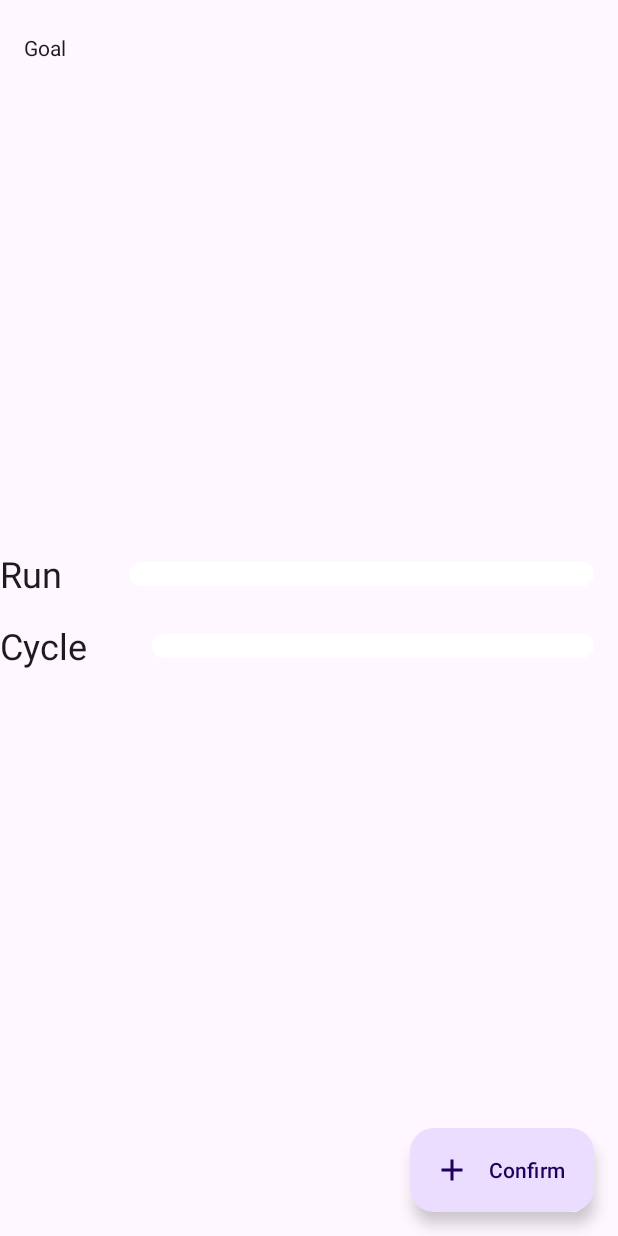
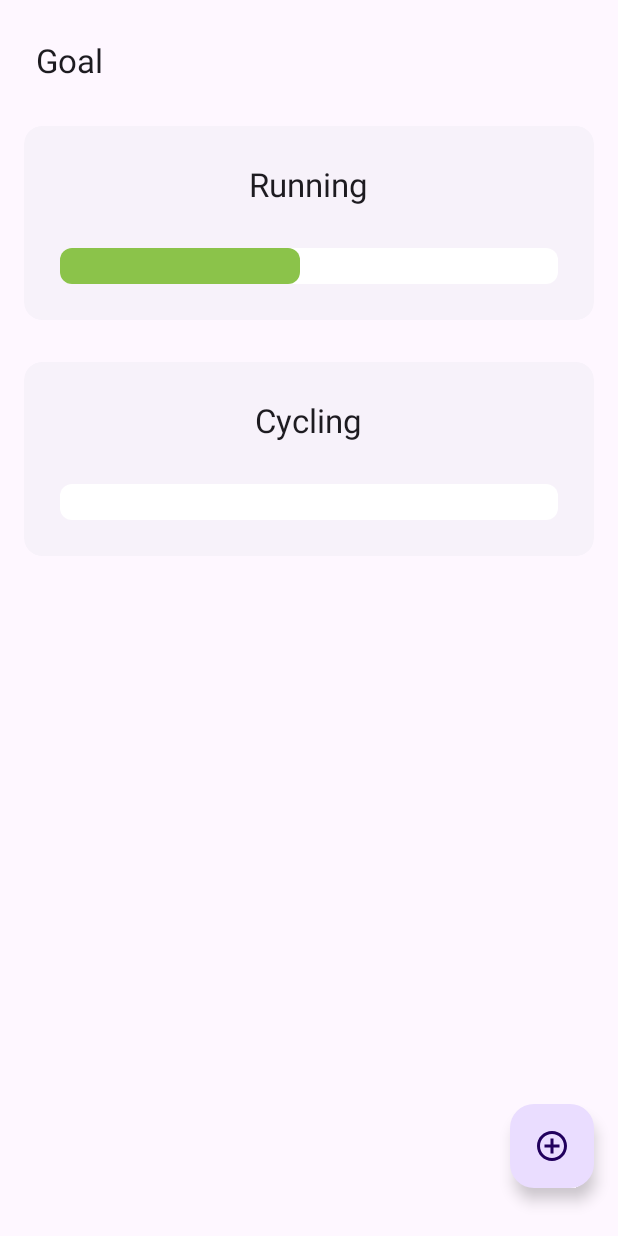
Before and after one commit to mike1shef/Goal, an Android app: the screen it shows after launch (MainActivity), on a phone screen of 412 x 824 dp. Run offline under Robolectric (Android 15) with nearby library versions, the phone set to English and light mode, and no system bars.

Commit message:
Main screen fixed

```diff
--- a/app/src/main/java/com/msha/goal/Goal.kt
+++ b/app/src/main/java/com/msha/goal/Goal.kt
@@ -6,7 +6,6 @@ data class Goal (
     var progress : Double = 0.0,
     var target: Double,
     var isCompleted : Boolean = false,
-    var isSelected: Boolean = false
 ){
 
     fun addProgress (double: Double){
--- a/app/src/main/java/com/msha/goal/habbit_details_fragment.kt
+++ b/app/src/main/java/com/msha/goal/HabitDetailsFragment.kt
@@ -1,22 +1,18 @@
 package com.msha.goal
 
 import android.os.Bundle
-import android.os.Handler
-import android.os.Looper
 import android.view.LayoutInflater
 import android.view.View
 import android.view.ViewGroup
-import android.view.WindowManager
-import android.widget.Button
-import androidx.appcompat.app.AppCompatActivity
 import androidx.fragment.app.Fragment
 import com.msha.goal.databinding.FragmentHabbitDetailsFragmentBinding
+import java.util.Locale
 
 /**
  * An example full-screen fragment that shows and hides the system UI (i.e.
  * status bar and navigation/system bar) with user interaction.
  */
-class habbit_details_fragment : Fragment() {
+class HabitDetailsFragment : Fragment() {
 
     private var _binding: FragmentHabbitDetailsFragmentBinding? = null
     private val binding get() = _binding!!
@@ -25,8 +21,15 @@ class habbit_details_fragment : Fragment() {
         inflater: LayoutInflater,
         container: ViewGroup?,
         savedInstanceState: Bundle?
-    ): View? {
+    ): View {
         _binding = FragmentHabbitDetailsFragmentBinding.inflate(inflater, container, false)
+
+        val goal = Goal("Run", target = 12.0, progress = 7.0)
+
+
+
+        val template = String.format(Locale.getDefault(),"%f of %f", goal.progress, goal.target)
+        binding.currentGoalText.text = template
 
         return binding.root
 
--- a/app/src/main/java/com/msha/goal/MainActivity.kt
+++ b/app/src/main/java/com/msha/goal/MainActivity.kt
@@ -17,11 +17,14 @@ class MainActivity : AppCompatActivity() {
         setContentView(view)
 
         val goalsList = listOf(
-            Goal("Run", target = 100.0),
-            Goal("Cycle", target = 125.0),
+            Goal("Running", target = 100.0, progress = 48.0),
+            Goal("Cycling", target = 125.0),
         )
 
-        val adapter = RecyclerAdapter(this)
+        val adapter = RecyclerAdapter() {
+
+        }
+
         binding.recyclerView.adapter = adapter
         val recyclerView = binding.recyclerView.apply {
             layoutManager = LinearLayoutManager(context)
@@ -29,52 +32,9 @@ class MainActivity : AppCompatActivity() {
 
         adapter.submitList(goalsList)
 
-//        binding.progressBar.apply {
-//            this.min = 0
-//            this.max = 1
-//        }
-
-        val editText = binding.numbersMainEditText
-
-
 
         binding.floatingButton.setOnClickListener {
-            if (editText.text.isNullOrBlank() || editText.text!!.equals("00")){
-                Toast.makeText(this, "Enter number", Toast.LENGTH_SHORT).show()
-            } else {
-                val number = editText.text.toString().toDouble()
-                val itemToChange = goalsList.filter { it.isSelected }
-                if (itemToChange.isNullOrEmpty()){
-                    Toast.makeText(this, "You need to select your goal first", Toast.LENGTH_SHORT).show()
-                    binding.numbersMainEditText.text?.clear()
-                } else {
-                    itemToChange[0].addProgress(number)
-                    adapter.notifyDataSetChanged()
-                    itemToChange[0].isSelected = false
-                    adapter.notifyDataSetChanged()
-                    binding.numbersMainEditText.text?.clear()
-                }
-
-            }
-
+            Toast.makeText(this, "Enter number", Toast.LENGTH_SHORT).show()
         }
-
-        fun addProgress(float: Float, goal : Int) {
-
-            val max = 100
-            val min = 0
-        }
-
-        fun ifCompleted(goal : Int) {
-
-        }
-
-
-
-//        ViewCompat.setOnApplyWindowInsetsListener(findViewById(R.id.main)) { v, insets ->
-//            val systemBars = insets.getInsets(WindowInsetsCompat.Type.systemBars())
-//            v.setPadding(systemBars.left, systemBars.top, systemBars.right, systemBars.bottom)
-//            insets
-//        }
     }
 }
--- a/app/src/main/java/com/msha/goal/RecyclerAdapter.kt
+++ b/app/src/main/java/com/msha/goal/RecyclerAdapter.kt
@@ -1,7 +1,6 @@
 package com.msha.goal
 
 import android.content.Context
-import android.graphics.Color
 import android.view.LayoutInflater
 import android.view.View
 import android.view.ViewGroup
@@ -11,7 +10,7 @@ import androidx.recyclerview.widget.DiffUtil
 import androidx.recyclerview.widget.ListAdapter
 import androidx.recyclerview.widget.RecyclerView
 
-class RecyclerAdapter(private val context: Context)
+class RecyclerAdapter(val onClick : (goal : Goal) -> Unit)
     : ListAdapter<Goal, RecyclerAdapter.GoalViewHolder>(GoalDiffUtilCallback()) {
 
 
@@ -22,11 +21,7 @@ class RecyclerAdapter(private val context: Context)
         holder.itemView.setOnClickListener {
             if (holder.adapterPosition != RecyclerView.NO_POSITION){
                 val item = getItem(holder.adapterPosition)
-                item.isSelected = !item.isSelected
-
-                if (item.isSelected){
-                    holder.itemView.setBackgroundColor(Color.GRAY)
-                }
+                onClick(item)
             }
         }
 
@@ -41,11 +36,6 @@ class RecyclerAdapter(private val context: Context)
             this.min = 0
 
             this.progress = item.progress.toInt()
-        }
-        if (item.isSelected) {
-            holder.itemView.setBackgroundColor(Color.GRAY)
-        } else {
-            holder.itemView.setBackgroundColor(Color.TRANSPARENT)
         }
     }
 
--- /dev/null
+++ b/app/src/main/res/drawable/add_circle_outline_24.xml
@@ -0,0 +1,5 @@
+<vector xmlns:android="http://schemas.android.com/apk/res/android" android:height="24dp" android:tint="#000000" android:viewportHeight="24" android:viewportWidth="24" android:width="24dp">
+
+    <path android:fillColor="@android:color/white" android:pathData="M13,7h-2v4L7,11v2h4v4h2v-4h4v-2h-4L13,7zM12,2C6.48,2 2,6.48 2,12s4.48,10 10,10 10,-4.48 10,-10S17.52,2 12,2zM12,20c-4.41,0 -8,-3.59 -8,-8s3.59,-8 8,-8 8,3.59 8,8 -3.59,8 -8,8z"/>
+
+</vector>
--- a/app/src/main/res/layout/activity_main.xml
+++ b/app/src/main/res/layout/activity_main.xml
@@ -1,41 +1,46 @@
 <?xml version="1.0" encoding="utf-8"?>
-<androidx.constraintlayout.widget.ConstraintLayout xmlns:android="http://schemas.android.com/apk/res/android"
+<androidx.constraintlayout.widget.ConstraintLayout
+    xmlns:android="http://schemas.android.com/apk/res/android"
     xmlns:app="http://schemas.android.com/apk/res-auto"
     xmlns:tools="http://schemas.android.com/tools"
     android:id="@+id/main"
+    android:padding="8dp"
+    android:clipChildren="false"
+    android:clipToPadding="false"
     android:layout_width="match_parent"
     android:layout_height="match_parent"
+    android:orientation="vertical"
     tools:context=".MainActivity">
 
     <com.google.android.material.appbar.MaterialToolbar
         android:id="@+id/toolbar"
-        style="@style/Widget.Material3.CollapsingToolbar"
+        style="@style/Widget.Material3.Toolbar.Surface"
         android:layout_width="match_parent"
         android:layout_height="wrap_content"
+        android:textAlignment="center"
         app:layout_constraintEnd_toEndOf="parent"
         app:layout_constraintStart_toStartOf="parent"
         app:layout_constraintTop_toTopOf="parent"
-        app:titleTextAppearance="@style/MaterialAlertDialog.Material3.Title.Text" />
+        app:layout_constraintBottom_toTopOf="@id/recycler_view"
+        app:titleTextAppearance="@style/TextAppearance.Material3.TitleLarge" />
 
     <androidx.recyclerview.widget.RecyclerView
         android:id="@+id/recycler_view"
         android:layout_width="match_parent"
         android:layout_height="wrap_content"
-        app:layout_constraintBottom_toTopOf="@+id/floating_button"
         app:layout_constraintEnd_toEndOf="parent"
-        app:layout_constraintHorizontal_bias="0.0"
         app:layout_constraintStart_toStartOf="parent"
-        app:layout_constraintTop_toBottomOf="@+id/toolbar"
-        app:layout_constraintVertical_bias="0.498" />
+        app:layout_constraintTop_toBottomOf="@+id/toolbar" />
 
-    <com.google.android.material.floatingactionbutton.ExtendedFloatingActionButton
+    <com.google.android.material.floatingactionbutton.FloatingActionButton
         android:id="@+id/floating_button"
         android:layout_width="wrap_content"
         android:layout_height="wrap_content"
-        android:layout_marginEnd="16dp"
-        android:layout_marginBottom="16dp"
-        android:text="Confirm"
-        app:icon="@drawable/floating_add"
+        android:layout_gravity="bottom|end"
+        android:layout_marginBottom="24dp"
+        android:layout_marginEnd="8dp"
+        android:clickable="true"
+        android:src="@drawable/add_circle_outline_24"
         app:layout_constraintBottom_toBottomOf="parent"
         app:layout_constraintEnd_toEndOf="parent" />
 
--- a/app/src/main/res/layout/fragment_habbit_details_fragment.xml
+++ b/app/src/main/res/layout/fragment_habbit_details_fragment.xml
@@ -4,7 +4,7 @@
     xmlns:tools="http://schemas.android.com/tools"
     android:layout_width="match_parent"
     android:layout_height="match_parent"
-    tools:context=".habbit_details_fragment">
+    tools:context=".HabitDetailsFragment">
 
     <!--    <LinearLayout-->
     <!--        android:id="@+id/linearLayout"-->
--- a/app/src/main/res/layout/item_recycler.xml
+++ b/app/src/main/res/layout/item_recycler.xml
@@ -1,25 +1,41 @@
 <?xml version="1.0" encoding="utf-8"?>
-<LinearLayout xmlns:android="http://schemas.android.com/apk/res/android"
+<com.google.android.material.card.MaterialCardView
+    xmlns:android="http://schemas.android.com/apk/res/android"
     android:layout_width="match_parent"
-    xmlns:app="http://schemas.android.com/apk/res-auto"
-    android:orientation="horizontal"
-    android:layout_height="wrap_content">
+    android:layout_height="wrap_content"
+    style="@style/Widget.Material3.CardView.Elevated"
+    android:elevation="16dp"
+    android:layout_marginHorizontal="8dp"
+    android:layout_marginTop="12dp"
+    android:layout_marginBottom="16dp"
+    android:clickable="true"
+    android:orientation="vertical">
+
+    <LinearLayout
+        android:layout_width="match_parent"
+        android:layout_height="match_parent"
+        android:padding="24dp"
+        android:orientation="vertical">
 
         <TextView
             android:id="@+id/recycler_view_item_text"
-        style="@style/MaterialAlertDialog.Material3.Title.Text"
-        android:layout_height="wrap_content"
+            style="@style/TextAppearance.Material3.TitleLarge"
+            android:layout_width="wrap_content"
+            android:layout_marginBottom="28dp"
+            android:layout_gravity="center_horizontal"
+            android:layout_height="0dp"
             android:layout_weight="0.1"
-        android:layout_width="wrap_content" />
+            />
 
         <ProgressBar
             android:id="@+id/recycler_view_item_progress_bar"
             style="@style/Widget.AppCompat.ProgressBar.Horizontal"
-        android:layout_width="wrap_content"
-        android:layout_weight="0.9"
+            android:layout_width="match_parent"
             android:progressDrawable="@drawable/custom_progress_bar"
-        android:layout_height="wrap_content"
-        android:layout_gravity="center_vertical"
-        android:layout_margin="16dp"/>
+            android:progress="50"
+            android:layout_height="24dp"
+            android:layout_gravity="center_vertical"/>
 
     </LinearLayout>
+
+</com.google.android.material.card.MaterialCardView>
```
Also changed, not shown: app/src/main/res/drawable/custom_progress_bar.xml (+4 -3 lines). Lines whose indentation alone changed are shown as unchanged.
